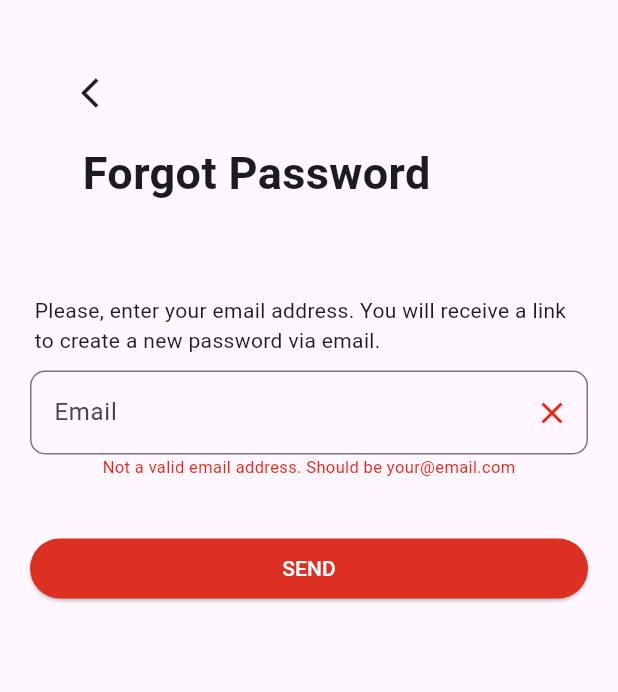
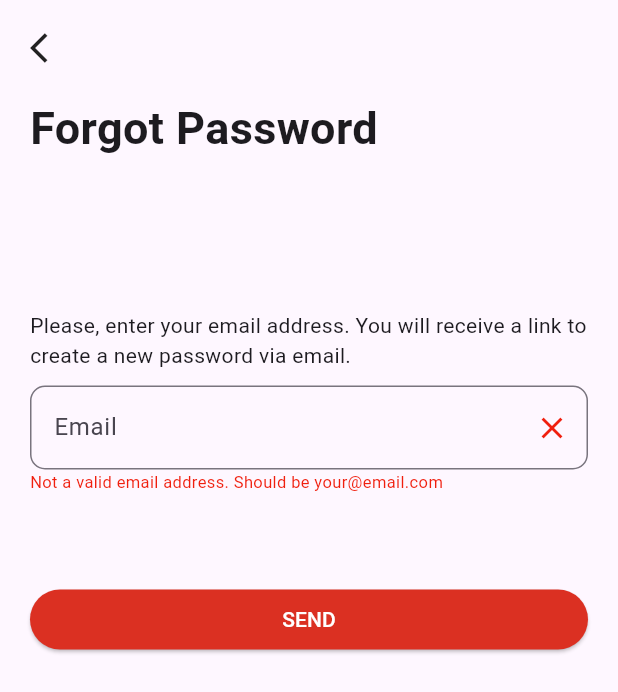
Before and after one commit to nooralom1/ecommerceapp-starting, a Flutter app: the ForgotPasswordPage screen opened directly, on a phone screen of 412 x 824 dp. Shown: the top 692 px of the screen. Run offline on Flutter 3.47's test engine with Material 3 defaults, Android fonts, the phone set to English and light mode, and no system bars.

Commit message:
commit all

```diff
--- /dev/null
+++ b/lib/common/widget/custom_elevated_button.dart
@@ -0,0 +1,33 @@
+import 'package:flutter/material.dart';
+
+class CustomElevatedButton extends StatelessWidget {
+  final String buttonName;
+  final Color? bgColor;
+  final VoidCallback onPress;
+  final double? buttonBorderRadius;
+
+  const CustomElevatedButton({
+    super.key,
+    required this.buttonName,
+    this.bgColor,
+    required this.onPress,
+    this.buttonBorderRadius,
+  });
+  @override
+  Widget build(BuildContext context) {
+    return SizedBox(
+      width: double.infinity,
+      child: ElevatedButton(
+          style: ElevatedButton.styleFrom(
+              backgroundColor: bgColor ?? const Color(0xffDB3022),
+              shape: RoundedRectangleBorder(
+                  borderRadius:
+                      BorderRadius.circular(buttonBorderRadius ?? 50))),
+          onPressed: onPress,
+          child: Text(
+            buttonName,
+            style: const TextStyle(color: Color(0xffFFFFFF)),
+          )),
+    );
+  }
+}
--- /dev/null
+++ b/lib/common/widget/custom_textfeild.dart
@@ -0,0 +1,37 @@
+import 'package:flutter/material.dart';
+
+class CustomTextField extends StatelessWidget {
+  final String hintText;
+  final String labelText;
+  final VoidCallback onPress;
+  final double borderRadius;
+  final Color? bgColor;
+  final IconData? suffixIcon;
+  final Color? siColor;
+
+  const CustomTextField({
+    super.key,
+    required this.hintText,
+    required this.labelText,
+    required this.onPress,
+    required this.borderRadius,
+    this.bgColor,
+    this.suffixIcon,
+    this.siColor,
+  });
+
+  @override
+  Widget build(BuildContext context) {
+    return TextField(
+      decoration: InputDecoration(
+          suffixIcon: Icon(
+            suffixIcon,
+            color: siColor,
+          ),
+          border: OutlineInputBorder(
+              borderRadius: BorderRadius.all(Radius.circular(borderRadius))),
+          hintText: (hintText),
+          labelText: (labelText)),
+    );
+  }
+}
--- /dev/null
+++ b/lib/constant/icon.dart
@@ -0,0 +1,12 @@
+import 'package:flutter/material.dart';
+
+class NIcons {
+  //Sing UP Page
+  static const IconData leftIcon = Icons.arrow_back_ios;
+  static const IconData rightIcon = Icons.arrow_right_alt;
+  static const IconData suffixIcon = Icons.check;
+
+  //Forgot Password Page
+  static const IconData suffixIcon1 = Icons.close;
+
+}
--- /dev/null
+++ b/lib/constant/text.dart
@@ -0,0 +1,34 @@
+class NTexts {
+
+  //Sing Up Page
+  static const String signUpPageTittle = "Sing up";
+  static const String signUpPageSubTittle = "Already have an account?";
+  static const String suPageElevatedName = "SIGN UP";
+  static const String signUpPageSubTittle1 =  "Or sing up with social account";
+  static const String textFieldNameHeinText = "Mr.Noor";
+  static const String textFieldNameLabelText = "Name";
+  static const String textFieldEmailHeinText = "noor154@gmail.com";
+  static const String textFieldEmailLabelText =  "Email";
+  static const String textFieldPasswordHeinText = "********";
+  static const String textFieldPasswordLabelText = "Password";
+
+  //Login Page
+  static const String logInPageTittle = "Login";
+  static const String logInPageSubTittle = "Forgot your password?";
+  static const String logInPageTxFldName = "LOGIN";
+  static const String logInPageSubTittle1 = "Or login with social account";
+
+  //Forgot Password Page
+  static const String fppTittle = "Forgot Password";
+  static const String fppSubTittle = "Please, enter your email address. You will receive a link to create a new password via email.";
+  static const String fppSubTittle1 = "Not a valid email address. Should be your@email.com";
+  static const String fppEBName = "SEND";
+
+  //visual search page
+  static const String visualSearchPageTittle = "Visual search";
+  static const String visualSearchPageHomeTittle = "Search for an outfit by taking a photo or uploading an image";
+  static const String vsPageElevatedButtonName = "TAKE A PHOTO";
+  static const String vsPageOutlinedButtonName = "UPLOAD AN IMAGE";
+
+
+}
--- a/lib/main.dart
+++ b/lib/main.dart
@@ -1,3 +1,4 @@
+
 import 'package:ecommerce_app/pages/authentications/forgot_password_page.dart';
 import 'package:ecommerce_app/pages/authentications/login_page.dart';
 import 'package:ecommerce_app/pages/authentications/sign_up_page.dart';
@@ -15,7 +16,7 @@ class MyApp extends StatelessWidget {
   Widget build(BuildContext context) {
     return MaterialApp(
       debugShowCheckedModeBanner: false,
-      home: const VisualSearchPage(),
+      home: const ForgotPasswordPage(),
     );
   }
 }
--- a/lib/pages/authentications/forgot_password_page.dart
+++ b/lib/pages/authentications/forgot_password_page.dart
@@ -1,3 +1,7 @@
+import 'package:ecommerce_app/common/widget/custom_elevated_button.dart';
+import 'package:ecommerce_app/common/widget/custom_textfeild.dart';
+import 'package:ecommerce_app/constant/icon.dart';
+import 'package:ecommerce_app/constant/text.dart';
 import 'package:flutter/material.dart';
 
 class ForgotPasswordPage extends StatelessWidget {
@@ -6,66 +10,48 @@ class ForgotPasswordPage extends StatelessWidget {
   @override
   Widget build(BuildContext context) {
     return Scaffold(
-      body: SingleChildScrollView(
+      body: SafeArea(
+        child: SingleChildScrollView(
           child: Container(
             margin: const EdgeInsets.all(20),
             width: double.infinity,
             child: Column(
+              crossAxisAlignment: CrossAxisAlignment.start,
               children: [
-              Padding(
-                padding: const EdgeInsets.only(top: 30, right: 280),
-                child: Icon(Icons.arrow_back_ios),
+                const Icon(NIcons.leftIcon),
+                const SizedBox(
+                  height: 20,
                 ),
-              Padding(
-                padding: const EdgeInsets.only(right: 70, top: 20),
-                child: Text(
-                  "Forgot Password",
+                const Text(
+                  NTexts.fppTittle,
                   style: TextStyle(fontSize: 30, fontWeight: FontWeight.bold),
                 ),
+                const SizedBox(
+                  height: 100,
                 ),
-              SizedBox(
+                const Text(NTexts.fppSubTittle),
+                const SizedBox(
+                  height: 10,
+                ),
+                CustomTextField(
+                  hintText: NTexts.textFieldEmailHeinText,
+                  labelText: NTexts.textFieldEmailLabelText,
+                  onPress: () {},
+                  borderRadius: 10,
+                  suffixIcon: NIcons.suffixIcon1,
+                  siColor: const Color(0xffF01F0E),
+                ),
+                const Text(
+                  NTexts.fppSubTittle1,
+                  style: TextStyle(color: Color(0xffF01F0E), fontSize: 11),
+                ),
+                const SizedBox(
                   height: 60,
                 ),
-              Padding(
-                padding: const EdgeInsets.only(left: 3),
-                child: Text(
-                    "Please, enter your email address. You will receive a link to create a new password via email."),
+                CustomElevatedButton(
+                    buttonName: NTexts.fppEBName, onPress: () {}),
+              ],
             ),
-              SizedBox(
-                height: 10,
-              ),
-              TextField(
-                decoration: InputDecoration(
-                    suffixIcon: Icon(
-                      Icons.close,
-                      color: Color(0xffF01F0E),
-                    ),
-                    border: OutlineInputBorder(
-                        borderRadius: BorderRadius.all(Radius.circular(10))),
-                    hintText: ("email2"),
-                    labelText: ("Email"),
-                ),
-              ),
-              Text(
-                "Not a valid email address. Should be your@email.com",
-                style: TextStyle(color: Color(0xffF01F0E),fontSize: 11),
-              ),
-              SizedBox(
-                height: 40,
-              ),
-              SizedBox(
-                  height: 40,
-                  width: double.infinity,
-                  child: ElevatedButton(
-                    style: ElevatedButton.styleFrom(
-                        backgroundColor: Color(0xffDB3022)),
-                    onPressed: () {},
-                    child: Text(
-                      "SEND",
-                      style: TextStyle(color: Color(0xffFFFFFF)),
-                    ),
-                  )),
-            ],
           ),
         ),
       ),
```
Also changed, not shown: lib/common/widget/custom_card.dart (added, +24 -0 lines), lib/common/widget/custom_outlined_button.dart (added, +20 -0 lines), lib/constant/images.dart (added, +10 -0 lines), lib/pages/authentications/login_page.dart (+49 -76 lines), lib/pages/authentications/sign_up_page.dart (+58 -82 lines), lib/pages/view/visual_search.dart (+12 -23 lines). Lines whose indentation alone changed are shown as unchanged.
